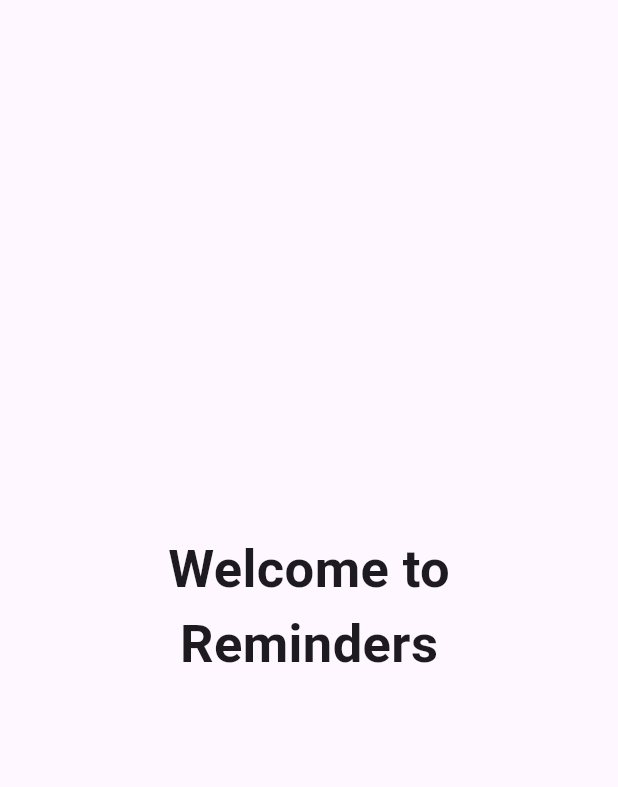
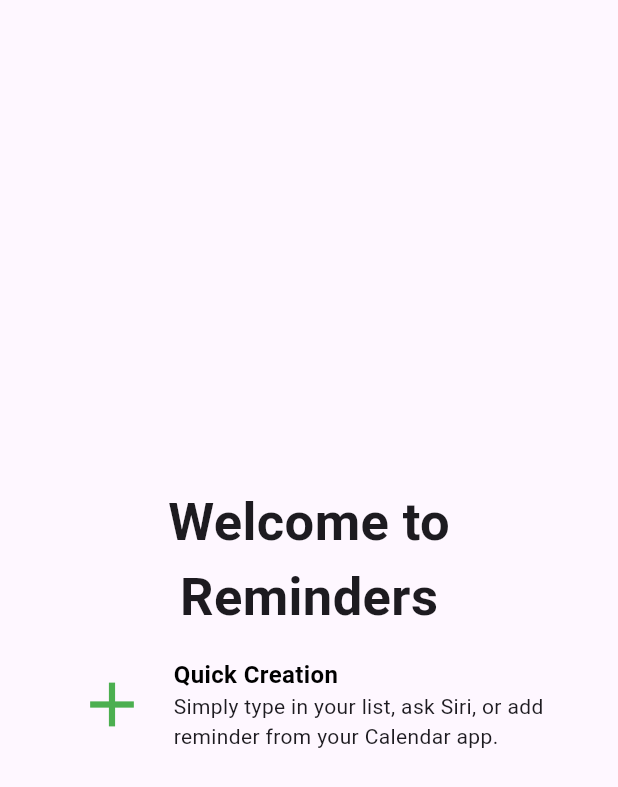
Before and after one commit to Bryan01Cruz/Tareas-Lenguajes-Programacion, a Flutter app: the screen it shows after launch, on a phone screen of 412 x 824 dp. Shown: the top 787 px of the screen. Run offline on Flutter 3.47's test engine with Material 3 defaults, Android fonts, the phone set to English and light mode, and no system bars.

Commit message:
Creación del primer row - primer icono y parrafo de la pantalla.

```diff
--- a/tarea_pantalla/lib/main.dart
+++ b/tarea_pantalla/lib/main.dart
@@ -26,7 +26,22 @@
               Text('Welcome to', style: TextStyle(fontSize: 35, fontWeight: FontWeight.bold),),
               Text('Reminders', style: TextStyle(fontSize: 35, fontWeight: FontWeight.bold),),
               SizedBox(height: 15,),
-
+              Row(
+                mainAxisAlignment: MainAxisAlignment.center,
+                children: [
+                    Icon(Icons.add, size: 50.0, color: Colors.green,),
+                    SizedBox(width: 16,),
+                    Column(
+                      mainAxisAlignment: MainAxisAlignment.start,
+                      crossAxisAlignment: CrossAxisAlignment.start,
+                      children: [
+                        Text('Quick Creation', style: TextStyle(fontSize: 16, fontWeight: FontWeight.bold, color: Colors.black),),
+                        Text('Simply type in your list, ask Siri, or add'),
+                        Text('reminder from your Calendar app.')
+                      ],
+                    )
+                ],
+              )
             ],
           ),
         ),
```
